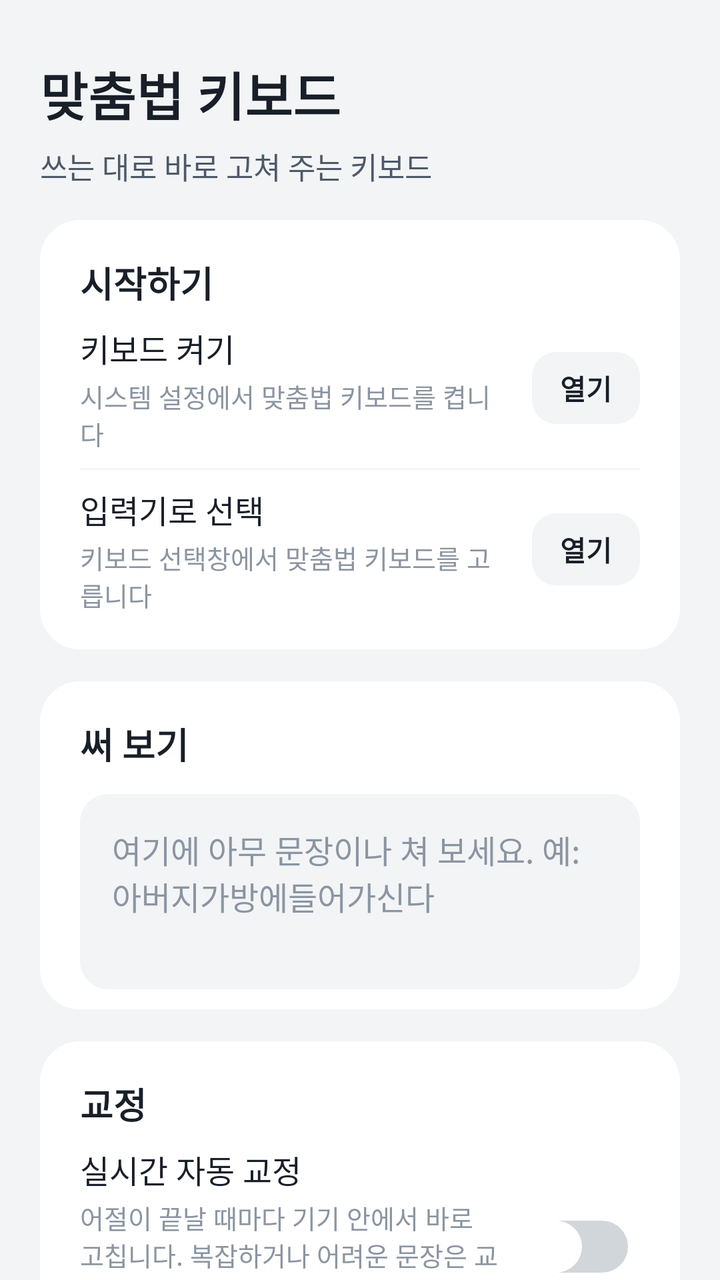
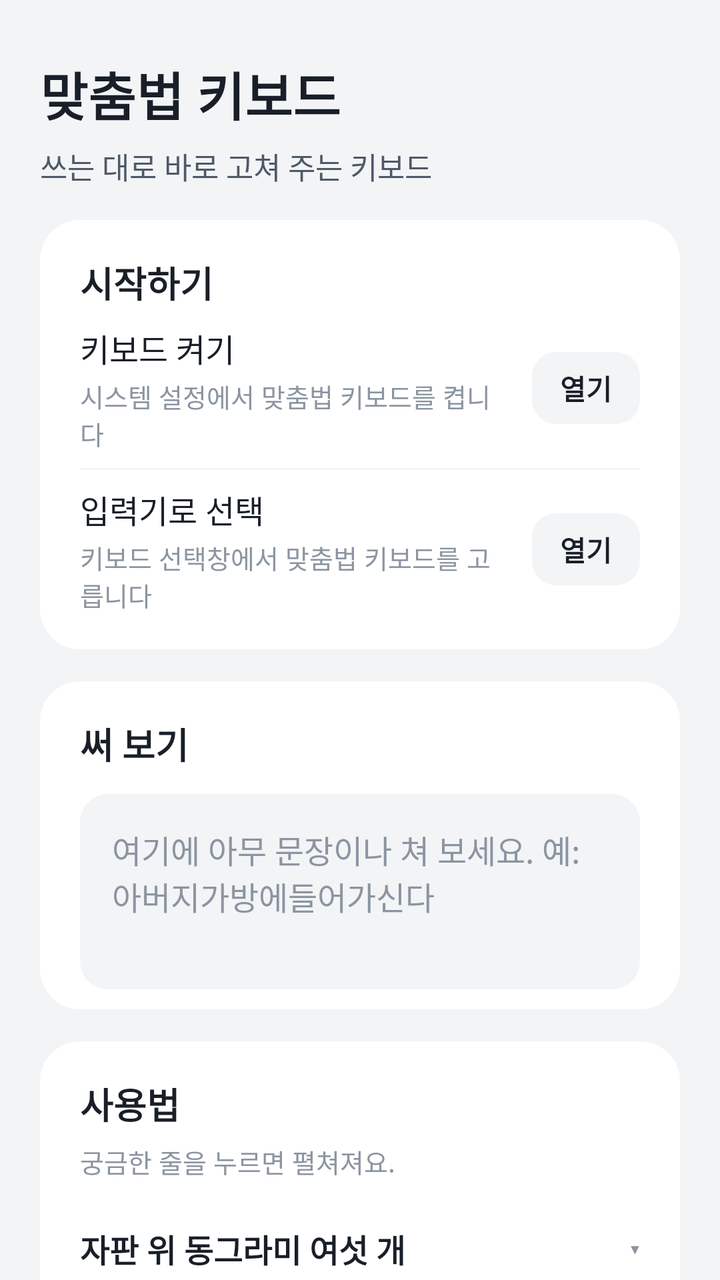

An Android layout rendered at two revisions. The XML below is the earlier revision; the diff shows what the commit changed to produce the second picture.
<!-- AndroidManifest.xml: application theme Theme.SpellKeyboard -->
<!-- res/layout/activity_setup.xml -->
<?xml version="1.0" encoding="utf-8"?>
<ScrollView xmlns:android="http://schemas.android.com/apk/res/android"
    xmlns:app="http://schemas.android.com/apk/res-auto"
    android:id="@+id/setup_scroll"
    android:layout_width="match_parent"
    android:layout_height="match_parent"
    android:background="@color/toss_bg"
    android:fillViewport="true"
    android:importantForAutofill="noExcludeDescendants"
    android:scrollbars="none">

    <LinearLayout
        android:layout_width="match_parent"
        android:layout_height="wrap_content"
        android:orientation="vertical"
        android:paddingHorizontal="20dp"
        android:paddingTop="28dp"
        android:paddingBottom="40dp">

        <TextView
            android:layout_width="wrap_content"
            android:layout_height="wrap_content"
            android:text="@string/app_name"
            android:textColor="@color/toss_text"
            android:textSize="26sp"
            android:textStyle="bold" />

        <TextView
            android:layout_width="wrap_content"
            android:layout_height="wrap_content"
            android:layout_marginTop="6dp"
            android:text="@string/home_subtitle"
            android:textColor="@color/toss_text2"
            android:textSize="15sp" />

        
        <LinearLayout
            android:id="@+id/setup_card"
            style="@style/Card">

            <TextView style="@style/CardTitle" android:text="@string/section_setup" />

            <TextView
                android:id="@+id/setup_all_done"
                android:layout_width="match_parent"
                android:layout_height="wrap_content"
                android:layout_marginTop="10dp"
                android:text="@string/setup_all_done"
                android:textColor="@color/toss_green"
                android:textSize="15sp"
                android:textStyle="bold"
                android:visibility="gone" />

            <LinearLayout style="@style/Row">
                <LinearLayout style="@style/RowText">
                    <TextView style="@style/RowTitle" android:text="@string/setup_enable_title" />
                    <TextView style="@style/RowSub" android:text="@string/setup_enable_sub" />
                </LinearLayout>
                <TextView android:id="@+id/enable_button" style="@style/Pill" android:text="@string/setup_open" />
            </LinearLayout>

            <View style="@style/Divider" />

            <LinearLayout style="@style/Row">
                <LinearLayout style="@style/RowText">
                    <TextView style="@style/RowTitle" android:text="@string/setup_pick_title" />
                    <TextView style="@style/RowSub" android:text="@string/setup_pick_sub" />
                </LinearLayout>
                <TextView android:id="@+id/pick_button" style="@style/Pill" android:text="@string/setup_open" />
            </LinearLayout>
        </LinearLayout>

        
        <LinearLayout style="@style/Card">
            <TextView style="@style/CardTitle" android:text="@string/section_try" />
            <EditText
                android:id="@+id/test_field"
                android:layout_width="match_parent"
                android:layout_height="wrap_content"
                android:layout_marginTop="12dp"
                android:background="@drawable/bg_input"
                android:gravity="top"
                android:hint="@string/setup_test_hint"
                android:importantForAutofill="no"
                android:inputType="textMultiLine"
                android:minLines="3"
                android:padding="16dp"
                android:textColor="@color/toss_text"
                android:textColorHint="@color/toss_text3"
                android:textSize="16sp" />
        </LinearLayout>

        
        <LinearLayout style="@style/Card">
            <TextView style="@style/CardTitle" android:text="@string/section_correction" />

            <LinearLayout style="@style/Row">
                <LinearLayout style="@style/RowText">
                    <TextView style="@style/RowTitle" android:text="@string/setting_auto_correct" />
                    <TextView style="@style/RowSub" android:text="@string/setting_auto_correct_sub" />
                </LinearLayout>
                <androidx.appcompat.widget.SwitchCompat
                    android:id="@+id/auto_correct_switch"
                    android:layout_width="wrap_content"
                    android:layout_height="wrap_content"
                    android:thumb="@drawable/switch_thumb"
                    app:showText="false"
                    app:track="@drawable/switch_track" />
            </LinearLayout>

            <View style="@style/Divider" />

            <LinearLayout style="@style/Row">
                <LinearLayout style="@style/RowText">
                    <TextView style="@style/RowTitle" android:text="@string/setting_ai_title" />
                    <TextView style="@style/RowSub" android:text="@string/setting_ai_sub" />
                    <TextView
                        android:id="@+id/quota_output"
                        style="@style/RowSub"
                        android:textColor="@color/toss_blue"
                        android:textStyle="bold" />
                </LinearLayout>
            </LinearLayout>

            <TextView
                android:id="@+id/subscribe_button"
                style="@style/PrimaryButton"
                android:layout_marginTop="8dp"
                android:text="@string/setting_plan_subscribe" />

            <TextView
                android:id="@+id/billing_status"
                style="@style/Caption"
                android:layout_marginTop="10dp" />

            <TextView
                style="@style/Caption"
                android:layout_marginTop="6dp"
                android:text="@string/setting_plan_note" />

            <TextView
                style="@style/Caption"
                android:layout_marginTop="6dp"
                android:text="@string/ai_notice" />

            
            <TextView
                android:id="@+id/install_id"
                style="@style/Caption"
                android:layout_marginTop="10dp"
                android:textIsSelectable="true" />
        </LinearLayout>

        
        <LinearLayout style="@style/Card">
            <TextView style="@style/CardTitle" android:text="@string/section_keyboard" />

            <LinearLayout style="@style/Row">
                <LinearLayout style="@style/RowText">
                    <TextView style="@style/RowTitle" android:text="@string/setting_layout" />
                </LinearLayout>
                <LinearLayout style="@style/Segment">
                    <TextView android:id="@+id/layout_qwerty" style="@style/SegmentItem" android:text="@string/setting_layout_qwerty" />
                    <TextView android:id="@+id/layout_cheonjiin" style="@style/SegmentItem" android:text="@string/setting_layout_cheonjiin" />
                </LinearLayout>
            </LinearLayout>

            <View style="@style/Divider" />

            <LinearLayout style="@style/Row">
                <LinearLayout style="@style/RowText">
                    <TextView style="@style/RowTitle" android:text="@string/setting_theme" />
                </LinearLayout>
                <LinearLayout style="@style/Segment">
                    <TextView android:id="@+id/theme_light" style="@style/SegmentItem" android:text="@string/setting_theme_light" />
                    <TextView android:id="@+id/theme_dark" style="@style/SegmentItem" android:text="@string/setting_theme_dark" />
                </LinearLayout>
            </LinearLayout>

            <View style="@style/Divider" />

            <LinearLayout style="@style/Row">
                <LinearLayout style="@style/RowText">
                    <TextView style="@style/RowTitle" android:text="@string/setting_background" />
                    <TextView android:id="@+id/background_status" style="@style/RowSub" />
                </LinearLayout>
                <TextView android:id="@+id/background_pick" style="@style/Pill" android:text="@string/setting_background_pick" />
                <TextView
                    android:id="@+id/background_clear"
                    style="@style/Pill"
                    android:layout_marginStart="6dp"
                    android:text="@string/setting_background_clear" />
            </LinearLayout>

            <View style="@style/Divider" />

            <LinearLayout
                android:layout_width="match_parent"
                android:layout_height="wrap_content"
                android:orientation="vertical"
                android:paddingTop="14dp"
                android:paddingBottom="6dp">

                <LinearLayout
                    android:layout_width="match_parent"
                    android:layout_height="wrap_content"
                    android:orientation="horizontal">

                    <TextView
                        style="@style/RowTitle"
                        android:layout_width="0dp"
                        android:layout_weight="1"
                        android:text="@string/setting_key_transparency" />

                    <TextView
                        android:id="@+id/key_transparency_value"
                        android:layout_width="wrap_content"
                        android:layout_height="wrap_content"
                        android:textColor="@color/toss_blue"
                        android:textSize="16sp"
                        android:textStyle="bold" />
                </LinearLayout>

                <TextView style="@style/RowSub" android:text="@string/setting_key_transparency_sub" />

                <SeekBar
                    android:id="@+id/key_transparency"
                    android:layout_width="match_parent"
                    android:layout_height="wrap_content"
                    android:layout_marginTop="8dp"
                    android:max="100" />
            </LinearLayout>
        </LinearLayout>


        <TextView
            style="@style/Caption"
            android:layout_marginTop="20dp"
            android:paddingHorizontal="4dp"
            android:text="@string/privacy_notice" />
    </LinearLayout>
</ScrollView>
<!-- resources referenced by this layout -->
<resources>
  <string name="ai_notice">AI 전체 교정을 누를 때만 그 입력란의 글이 서버를 거쳐 OpenAI 로 가요. 타이핑 중 실시간 교정은 기기 안에서만 처리돼요.</string>
  <!-- unchanged entries left out for length: 64 -->
</resources>

<!-- the commit's change to res/layout/activity_setup.xml (unified diff, before → after) -->
@@ -92,6 +92,121 @@
 
         
         <LinearLayout style="@style/Card">
+            <TextView style="@style/CardTitle" android:text="@string/section_guide" />
+            <TextView
+                style="@style/RowSub"
+                android:layout_marginTop="6dp"
+                android:text="@string/guide_intro" />
+
+            <LinearLayout
+                android:id="@+id/guide_list"
+                android:layout_width="match_parent"
+                android:layout_height="wrap_content"
+                android:layout_marginTop="8dp"
+                android:orientation="vertical">
+
+            <LinearLayout style="@style/GuideItem">
+                <LinearLayout style="@style/GuideHead">
+                    <TextView style="@style/GuideHeadText" android:text="@string/guide_toolbar_title" />
+                    <TextView style="@style/GuideChevron" android:text="@string/guide_closed" />
+                </LinearLayout>
+                <TextView style="@style/GuideBody" android:text="@string/guide_toolbar_body" />
+                <View style="@style/Divider" />
+            </LinearLayout>
+
+            <LinearLayout style="@style/GuideItem">
+                <LinearLayout style="@style/GuideHead">
+                    <TextView style="@style/GuideHeadText" android:text="@string/guide_all_title" />
+                    <TextView style="@style/GuideChevron" android:text="@string/guide_closed" />
+                </LinearLayout>
+                <TextView style="@style/GuideBody" android:text="@string/guide_all_body" />
+                <View style="@style/Divider" />
+            </LinearLayout>
+
+            <LinearLayout style="@style/GuideItem">
+                <LinearLayout style="@style/GuideHead">
+                    <TextView style="@style/GuideHeadText" android:text="@string/guide_live_title" />
+                    <TextView style="@style/GuideChevron" android:text="@string/guide_closed" />
+                </LinearLayout>
+                <TextView style="@style/GuideBody" android:text="@string/guide_live_body" />
+                <View style="@style/Divider" />
+            </LinearLayout>
+
+            <LinearLayout style="@style/GuideItem">
+                <LinearLayout style="@style/GuideHead">
+                    <TextView style="@style/GuideHeadText" android:text="@string/guide_translate_title" />
+                    <TextView style="@style/GuideChevron" android:text="@string/guide_closed" />
+                </LinearLayout>
+                <TextView style="@style/GuideBody" android:text="@string/guide_translate_body" />
+                <View style="@style/Divider" />
+            </LinearLayout>
+
+            <LinearLayout style="@style/GuideItem">
+                <LinearLayout style="@style/GuideHead">
+                    <TextView style="@style/GuideHeadText" android:text="@string/guide_space_title" />
+                    <TextView style="@style/GuideChevron" android:text="@string/guide_closed" />
+                </LinearLayout>
+                <TextView style="@style/GuideBody" android:text="@string/guide_space_body" />
+                <View style="@style/Divider" />
+            </LinearLayout>
+
+            <LinearLayout style="@style/GuideItem">
+                <LinearLayout style="@style/GuideHead">
+                    <TextView style="@style/GuideHeadText" android:text="@string/guide_longpress_title" />
+                    <TextView style="@style/GuideChevron" android:text="@string/guide_closed" />
+                </LinearLayout>
+                <TextView style="@style/GuideBody" android:text="@string/guide_longpress_body" />
+                <View style="@style/Divider" />
+            </LinearLayout>
+
+            <LinearLayout style="@style/GuideItem">
+                <LinearLayout style="@style/GuideHead">
+                    <TextView style="@style/GuideHeadText" android:text="@string/guide_cheonjiin_title" />
+                    <TextView style="@style/GuideChevron" android:text="@string/guide_closed" />
+                </LinearLayout>
+                <TextView style="@style/GuideBody" android:text="@string/guide_cheonjiin_body" />
+                <View style="@style/Divider" />
+            </LinearLayout>
+
+            <LinearLayout style="@style/GuideItem">
+                <LinearLayout style="@style/GuideHead">
+                    <TextView style="@style/GuideHeadText" android:text="@string/guide_clipboard_title" />
+                    <TextView style="@style/GuideChevron" android:text="@string/guide_closed" />
+                </LinearLayout>
+                <TextView style="@style/GuideBody" android:text="@string/guide_clipboard_body" />
+                <View style="@style/Divider" />
+            </LinearLayout>
+
+            <LinearLayout style="@style/GuideItem">
+                <LinearLayout style="@style/GuideHead">
+                    <TextView style="@style/GuideHeadText" android:text="@string/guide_emoji_title" />
+                    <TextView style="@style/GuideChevron" android:text="@string/guide_closed" />
+                </LinearLayout>
+                <TextView style="@style/GuideBody" android:text="@string/guide_emoji_body" />
+                <View style="@style/Divider" />
+            </LinearLayout>
+
+            <LinearLayout style="@style/GuideItem">
+                <LinearLayout style="@style/GuideHead">
+                    <TextView style="@style/GuideHeadText" android:text="@string/guide_look_title" />
+                    <TextView style="@style/GuideChevron" android:text="@string/guide_closed" />
+                </LinearLayout>
+                <TextView style="@style/GuideBody" android:text="@string/guide_look_body" />
+                <View style="@style/Divider" />
+            </LinearLayout>
+
+            <LinearLayout style="@style/GuideItem">
+                <LinearLayout style="@style/GuideHead">
+                    <TextView style="@style/GuideHeadText" android:text="@string/guide_privacy_title" />
+                    <TextView style="@style/GuideChevron" android:text="@string/guide_closed" />
+                </LinearLayout>
+                <TextView style="@style/GuideBody" android:text="@string/guide_privacy_body" />
+            </LinearLayout>
+            </LinearLayout>
+        </LinearLayout>
+
+        
+        <LinearLayout style="@style/Card">
             <TextView style="@style/CardTitle" android:text="@string/section_correction" />
 
             <LinearLayout style="@style/Row">
<!-- resource entries referenced after the edit -->
@@ -1,6 +1,70 @@
 <!-- resources referenced by this layout -->
 <resources>
-  <string name="ai_notice">AI 전체 교정을 누를 때만 그 입력란의 글이 서버를 거쳐 OpenAI 로 가요. 타이핑 중 실시간 교정은 기기 안에서만 처리돼요.</string>
+  <string name="ai_notice">AI 전체 교정을 누를 때만 그 입력란의 글이 서버를 거쳐 AI 로 가요(지금은 구글 제미나이). 타이핑 중 실시간 교정은 기기 안에서만 처리돼요.</string>
+  <string name="guide_all_body">짧게 누르면 입력란에 있는 글을 통째로 검사해서 맞춤법과 띄어쓰기를 고쳐요. 기기 안에서 처리하니까 공짜고, 인터넷이 없어도 되고, 글이 밖으로 나가지 않아요. 몇 곳을 고쳤는지 자판 위에 잠깐 떠요.\n\n고칠 것을 못 찾으면 그렇다고 알려 줘요. 그때 꾹 누르면 AI 가 다시 봐요.\n\n꾹 누르면 AI 가 문장 전체를 다듬어요. 기기 안 교정이 못 잡는 어려운 문장까지 잡지만, 인터넷이 필요하고 프리미엄 기능이에요.\n\n단추 이름이 AI 가 아니라 ALL 인 이유는, 자주 쓰는 짧은 누르기가 AI 가 아니기 때문이에요.</string>
+  <string name="guide_all_title">ALL · 써 놓은 글을 한 번에 고치기</string>
+  <string name="guide_cheonjiin_body">모음은 ㅣ, ㆍ, ㅡ 세 키를 이어서 만들어요. ㅣ 다음에 ㆍ 를 누르면 ㅏ, ㆍ 다음에 ㅡ 를 누르면 ㅗ 가 돼요.\n\n자음 키는 누를 때마다 돌아가요. ㄱㅋ 키는 ㄱ → ㅋ → ㄲ, ㄴㄹ 키는 ㄴ → ㄹ, ㅇㅁ 키는 ㅇ → ㅁ 이에요.\n\n같은 키를 연달아 써야 하는 글자는 스페이스로 끊어요. \'안녕\' 의 ㄴ 다음 ㄴ 같은 경우예요. 조합 중에 스페이스를 누르면 글자만 끊기고, 끊긴 뒤에 한 번 더 누르면 그때 띄어쓰기가 들어가요.\n\n키 오른쪽 위에 작게 적힌 숫자는 그 키를 길게 누르면 들어가요.\n\n부호 키는 누를 때마다 마침표 → 쉼표 → 물음표 → 느낌표로 바뀌어요. !#1 은 기호 판, \'가\' 는 한글 판으로 돌아가는 키예요.</string>
+  <string name="guide_cheonjiin_title">천지인 자판</string>
+  <string name="guide_clipboard_body">안드로이드는 마지막에 복사한 것 하나만 들고 있어요. 주소를 복사해 붙여넣고 나면 그 전에 복사한 계좌번호는 사라져요. 키보드가 지나간 것들을 대신 들고 있으면 그 일이 없어요.\n\n복사한 것은 키보드가 화면에 떠 있을 때만 읽을 수 있어요(안드로이드가 그렇게 정해 뒀어요). 그래서 클립보드를 열 때마다 한 번 담아요. 다른 앱에서 복사한 뒤에 키보드를 한 번 열어 주세요.\n\n카드를 누르면 그 글이 들어가고, 카드의 ✕ 를 누르면 목록에서 지워져요.\n\n비밀번호처럼 \'민감함\' 으로 표시된 복사는 아예 담지 않아요.\n\n목록을 넘기려고 손가락을 끄는 동안에는 손이 닿은 카드가 들어가지 않아요. 제자리에서 손을 뗄 때만 들어가요.</string>
+  <string name="guide_clipboard_title">클립보드 · 복사한 글이 쌓여요</string>
+  <string name="guide_closed">▾</string>
+  <string name="guide_emoji_body">표정, 손·사람, 하트처럼 묶음별로 정리돼 있어요. 위아래로 넘겨서 고르면 돼요.\n\n판을 닫지 않고도 ⌫ 로 방금 넣은 것을 지울 수 있어요. 하나 넣고 보니 아니다 싶을 때가 잦거든요.\n\n✕ 를 누르거나 뒤로 가기를 누르면 자판으로 돌아가요. 넘길 때 손이 닿은 것이 들어가지 않는 것은 클립보드와 같아요.</string>
+  <string name="guide_emoji_title">이모티콘</string>
+  <string name="guide_intro">궁금한 줄을 누르면 펼쳐져요.</string>
+  <string name="guide_live_body">어절이 끝날 때마다(띄어쓰기나 문장부호를 칠 때) 방금 친 어절을 기기 안에서 바로 고쳐요. 요금제와 상관없이 언제나 무제한이에요.\n\n동그라미가 파랗게 차 있으면 켜진 거예요. 눌러서 끄고 켤 수 있고, 이 화면의 \'실시간 자동 교정\' 스위치와 같은 것이에요.\n\n방금 고쳐진 게 마음에 안 들면 바로 ⌫ 를 한 번 누르세요. 글자가 지워지는 대신 원래 치던 대로 되돌아가요.\n\n복잡하거나 처음 보는 말은 못 고칠 수도 있어요. 그럴 때 ALL 을 쓰면 돼요.\n\n비밀번호·이메일·주소 입력란에서는 알아서 꺼져요.</string>
+  <string name="guide_live_title">LIVE · 치는 대로 바로 고치기</string>
+  <string name="guide_longpress_body">쌍자음은 시프트를 거치지 않고 바로 넣을 수 있어요. 한 글자 치자고 두 번 누를 일이 없어요.\n\nㄱ → ㄲ, ㄷ → ㄸ, ㅂ → ㅃ, ㅅ → ㅆ, ㅈ → ㅉ, ㅐ → ㅒ, ㅔ → ㅖ\n\n숫자 줄은 한글·영문 자판 위에 늘 떠 있어요. 숫자 하나 넣자고 기호 자판으로 건너갔다 돌아올 필요가 없어요.\n\n숫자를 길게 누르면 그 자리의 기호가 들어가요. 1 은 느낌표, 2 는 골뱅이, 3 은 샵… 하는 식으로 자판에서 보던 그 자리 그대로예요.</string>
+  <string name="guide_longpress_title">길게 누르면 나오는 글자</string>
+  <string name="guide_look_body">아래 \'키보드\' 칸에서 바꿔요.\n\n자판 — 쿼티와 천지인 중에 골라요.\n\n테마 — 밝게와 어둡게. 이 설정 화면도 같은 밝기를 따라가요.\n\n배경 사진 — 갤러리에서 고른 사진 한 장을 자판 배경으로 깔아요. 저장소 권한은 필요 없고, 고른 그 한 장만 앱이 받아요.\n\n키 투명도 — 배경 사진을 썼을 때 키를 얼마나 비치게 할지 정해요. 오른쪽으로 갈수록 사진이 잘 보이고, 왼쪽으로 갈수록 글자가 또렷해요.</string>
+  <string name="guide_look_title">자판 모양 바꾸기</string>
+  <string name="guide_privacy_body">실시간 교정도, ALL 을 짧게 누른 전체 교정도, 언어팩을 받아 쓰는 기기 번역도 전부 기기 안에서 처리해요. 인터넷으로 나가지 않아요.\n\n글이 밖으로 나가는 때는 딱 두 가지예요. ALL 을 꾹 눌러 AI 교정을 부를 때, 번역을 꾹 눌러 AI 번역을 부를 때. 누르지 않으면 아무것도 나가지 않아요.\n\n비밀번호·이메일·주소 입력란에서는 실시간 교정이 저절로 꺼지고, AI 를 부르는 단추도 막혀요. 그런 칸의 글은 눌러도 밖으로 보내지 않아요.</string>
+  <string name="guide_privacy_title">내가 친 글은 어디로 가나요</string>
+  <string name="guide_space_body">스페이스를 누른 채로 손가락을 좌우로 끌면 커서가 한 글자씩 움직여요. 글 가운데 있는 오타를 고칠 때, 그 자리를 손으로 콕 집는 것보다 훨씬 정확해요.\n\n띄어쓰기는 누를 때가 아니라 손을 뗄 때 들어가요. 그래서 꾹 눌러 커서만 옮기고 손을 떼도 공백이 끼지 않아요.</string>
+  <string name="guide_space_title">스페이스를 꾹 누르면 커서가 움직여요</string>
+  <string name="guide_toolbar_body">왼쪽부터 이모티콘(☺), 전체 교정(ALL), 클립보드, 실시간 교정(LIVE), 번역, 설정(⚙) 이에요.\n\nALL 과 번역은 짧게 누를 때와 꾹 누를 때 하는 일이 달라요. 아래 줄에서 따로 설명할게요.\n\n맨 왼쪽 ▲ 를 누르면 이 줄이 통째로 접혀요. 접으면 자판이 그만큼 올라와서 화면을 덜 가려요. 다시 ▼ 를 누르면 펴지고, 접었는지 폈는지는 다음에도 기억해요.</string>
+  <string name="guide_toolbar_title">자판 위 동그라미 여섯 개</string>
+  <string name="guide_translate_body">짧게 누르면 자판 바로 위에 번역 입력줄이 열려요. 거기에 한국어로 치면 앱에는 번역된 글이 들어가요.\n\n오른쪽 언어 칸을 누를 때마다 영어 → 일본어 → 중국어로 바뀌어요. 언어팩은 처음 한 번만 내려받고(약 30MB), 받고 나면 기기 안에서 번역하니까 공짜예요.\n\n꾹 누르면 입력란에 이미 써 둔 글 전체를 AI 가 자연스럽게 옮겨서 갈아 끼워요. 현지인이 쓴 것처럼 나오는 대신 프리미엄 기능이에요.\n\n✕ 를 누르면 번역 입력줄이 닫혀요.</string>
+  <string name="guide_translate_title">번역 · 짧게는 입력줄, 꾹 누르면 통째로</string>
+  <string name="section_guide">사용법</string>
+  <style name="GuideBody">
+          <item name="android:layout_width">match_parent</item>
+          <item name="android:layout_height">wrap_content</item>
+          <item name="android:paddingBottom">16dp</item>
+          <item name="android:textColor">@color/toss_text2</item>
+          <item name="android:textSize">14sp</item>
+          <item name="android:lineSpacingExtra">5dp</item>
+          <item name="android:visibility">gone</item>
+      </style>
+  <style name="GuideChevron">
+          <item name="android:layout_width">wrap_content</item>
+          <item name="android:layout_height">wrap_content</item>
+          <item name="android:textColor">@color/toss_text3</item>
+          <item name="android:textSize">14sp</item>
+      </style>
+  <style name="GuideHead">
+          <item name="android:layout_width">match_parent</item>
+          <item name="android:layout_height">wrap_content</item>
+          <item name="android:minHeight">52dp</item>
+          <item name="android:orientation">horizontal</item>
+          <item name="android:gravity">center_vertical</item>
+          <item name="android:clickable">true</item>
+          <item name="android:focusable">true</item>
+          <item name="android:paddingVertical">6dp</item>
+      </style>
+  <style name="GuideHeadText">
+          <item name="android:layout_width">0dp</item>
+          <item name="android:layout_height">wrap_content</item>
+          <item name="android:layout_weight">1</item>
+          <item name="android:layout_marginEnd">12dp</item>
+          <item name="android:textColor">@color/toss_text</item>
+          <item name="android:textSize">16sp</item>
+          <item name="android:textStyle">bold</item>
+      </style>
+  <style name="GuideItem">
+          <item name="android:layout_width">match_parent</item>
+          <item name="android:layout_height">wrap_content</item>
+          <item name="android:orientation">vertical</item>
+      </style>
   <!-- unchanged entries left out for length: 64 -->
 </resources>
 
